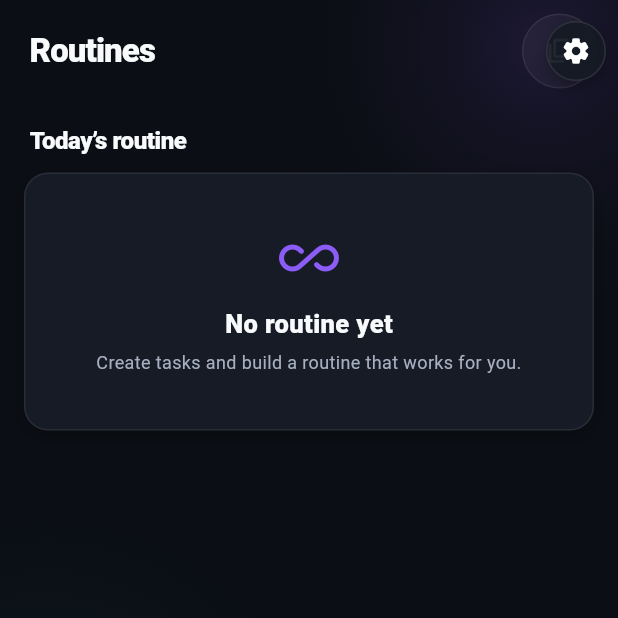
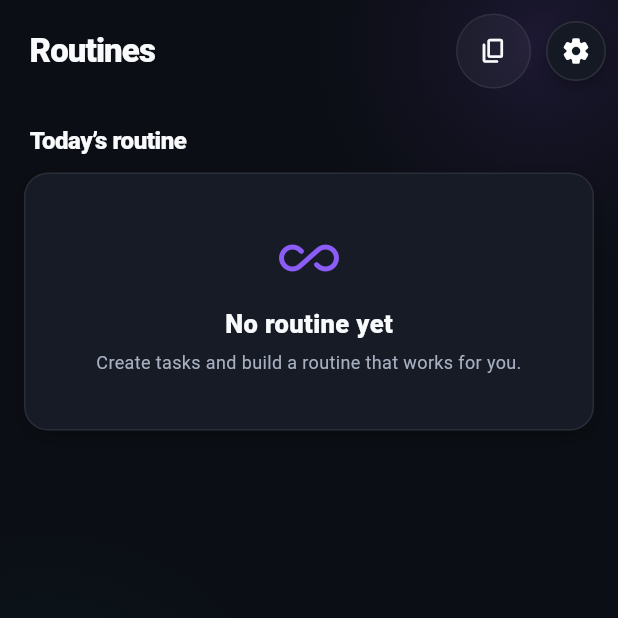
Before and after one commit to iMasterQuizBot/taskify-fragment, a Flutter app: the screen it shows after launch, swiped to page 4, on a phone screen of 412 x 824 dp, the top half of it. Run offline on Flutter 3.47's test engine with Material 3 defaults, Android fonts, the phone set to English and light mode, and no system bars; our stand-ins replace audioplayers, file_picker, flutter_local_notifications, flutter_secure_storage, flutter_tts, image_picker and 6 more; missing offline and left inert: record; accounts and stored records are empty.

Commit message:
Update routines_page.dart

```diff
--- a/lib/routines_page.dart
+++ b/lib/routines_page.dart
@@ -95,7 +95,9 @@ class RoutinesPageState extends State<RoutinesPage> {
         ),
         actions: [
           Container(
-            margin: const EdgeInsets.only(right: 14),
+            // राइट में margin बढ़ाया — ऊपर टॉप-राइट पर अब हमेशा दिखने वाला
+            // global Settings gear (main_screen.dart) रहता है, उससे टकराना नहीं चाहिए।
+            margin: const EdgeInsets.only(right: 58),
             decoration: BoxDecoration(
               color: Colors.white.withOpacity(0.045),
               shape: BoxShape.circle,
```
